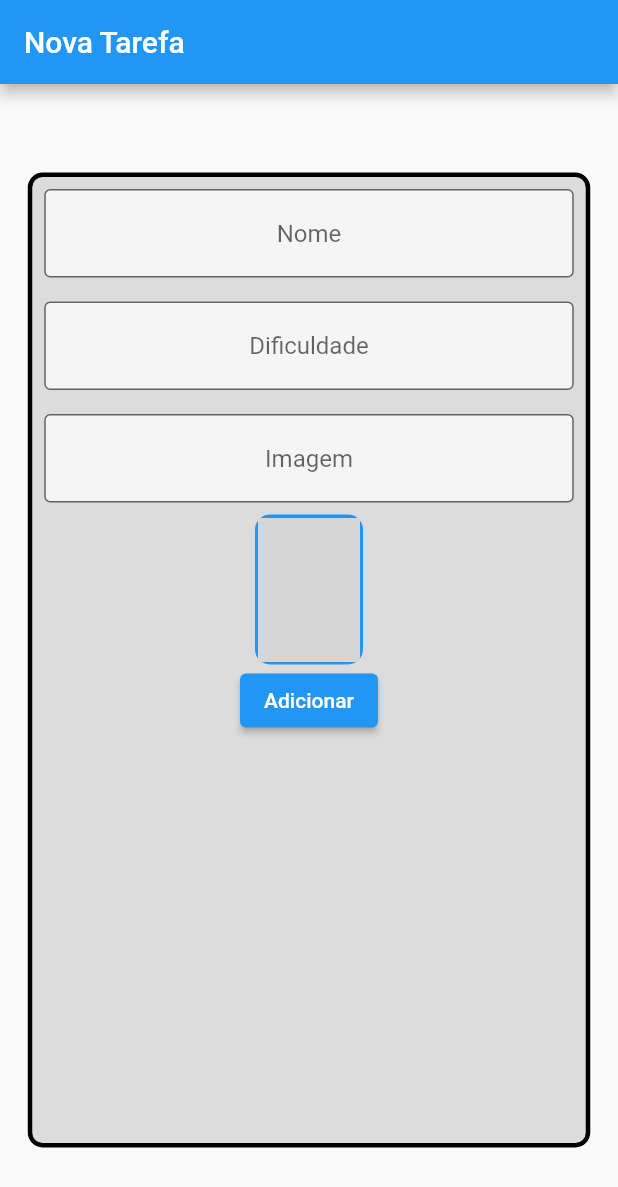
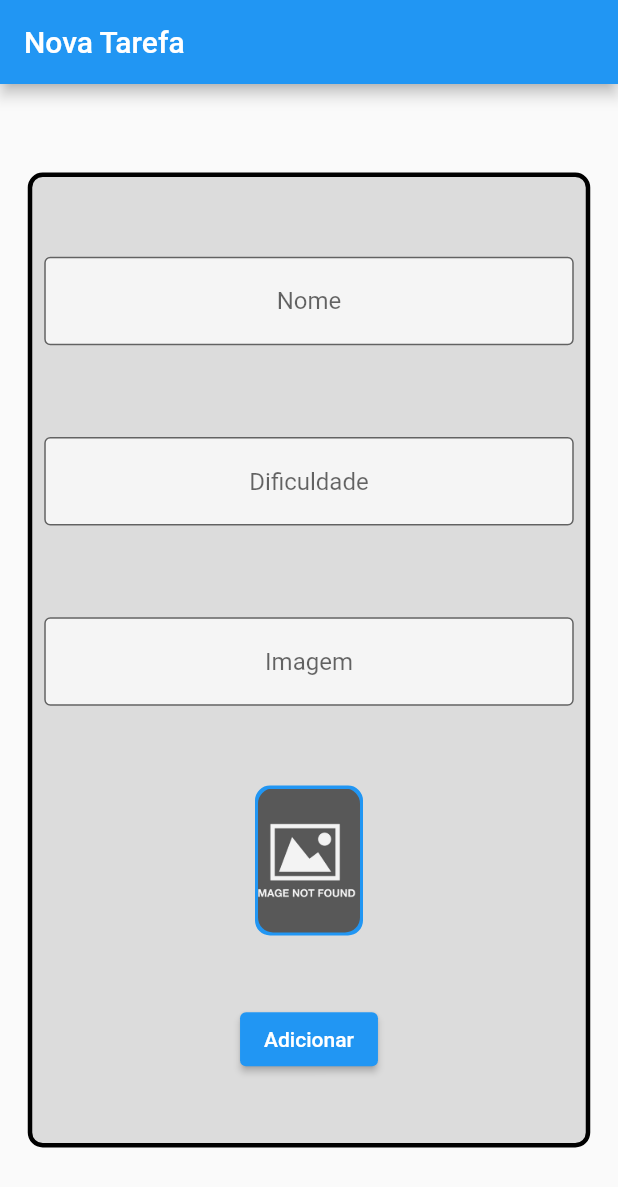
Before and after one commit to pablopinheiro01/flutter-3-basics, a Flutter app: the screen it shows after launch, on a phone screen of 412 x 824 dp. Shown: the top 1187 px of the screen. Run offline on Flutter 3.47's test engine with Material 2 defaults, Android fonts, the phone set to English and light mode, and no system bars; missing offline and left inert: dart:ffi; network calls fail; grey boxes are pictures that could not be loaded.

Commit message:
Alinhado os objetos e inserido tratamento de erro

```diff
--- a/lib/screens/form_screen.dart
+++ b/lib/screens/form_screen.dart
@@ -30,6 +30,8 @@ class _FormScreenState extends State<FormScreen> {
             border: Border.all(width: 3)
           ),
           child: Column(
+            mainAxisAlignment: MainAxisAlignment.spaceEvenly,
+            crossAxisAlignment: CrossAxisAlignment.center,
             children: [
               Padding(
                 padding: const EdgeInsets.all(8.0),
@@ -85,7 +87,14 @@ class _FormScreenState extends State<FormScreen> {
                 ),
                 child: ClipRRect(
                   borderRadius: BorderRadius.circular(10),
-                  child: Image.network(imageController.text, fit: BoxFit.cover),
+                  child: Image.network(
+                    //https://cdn.ome.lt/qnK3hf0_08-cjuoRDb98LkEg3Do=/1200x630/smart/extras/conteudos/darth-vader-fortnite.jpg
+                    imageController.text,
+                    fit: BoxFit.cover,
+                    errorBuilder: (BuildContext context, Object exception, StackTrace? stackTrace){
+                        return Image.asset('assets/images/nophoto.jpg', fit: BoxFit.cover,);
+                    },
+                  ),
 
                 ),
               ),
```
Also changed, not shown: assets/images/nophoto.jpg (added).
